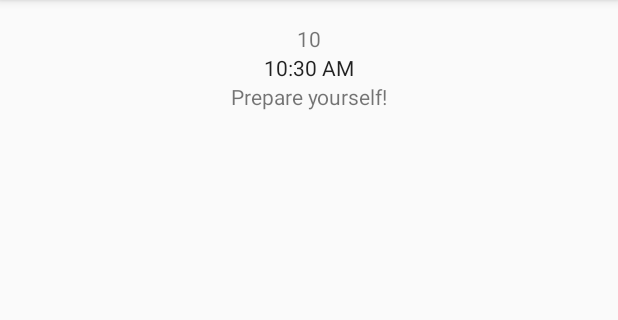
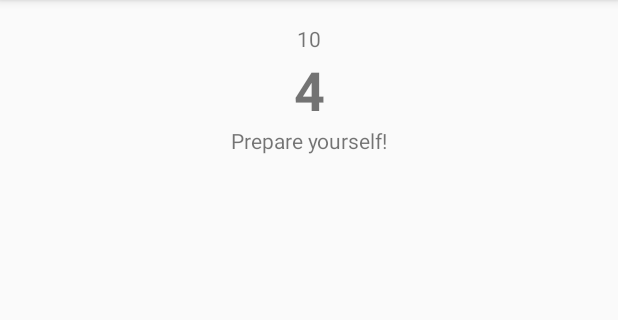
Before and after one commit to boind12/Circle-Timer, an Android app: the workout_quick screen opened directly, with no data from a screen before it, on a phone screen of 412 x 824 dp, the part 84-404 px from its top. Run offline under Robolectric (Android 15) with nearby library versions, the phone set to English and light mode, and no system bars; 3 statements that could not run were skipped.

Commit message:
Added Inititial Countdown

```diff
--- a/Circle-Timer/app/src/main/java/com/esser/circle_timer/workout_quick.java
+++ b/Circle-Timer/app/src/main/java/com/esser/circle_timer/workout_quick.java
@@ -1,16 +1,27 @@
 package com.esser.circle_timer;
 
 import android.content.Intent;
+import android.os.CountDownTimer;
 import android.support.v7.app.AppCompatActivity;
 import android.os.Bundle;
 import android.widget.TextView;
 
+import org.w3c.dom.Text;
+
 public class workout_quick extends AppCompatActivity {
+
+    //Declare Variables
+    private CountDownTimer Timer;
+    private TextView tV_CountDown;
+    private TextView tV_Message;
 
     @Override
     protected void onCreate(Bundle savedInstanceState) {
         super.onCreate(savedInstanceState);
         setContentView(R.layout.activity_workout_quick);
+
+        //Apply Variables
+        tV_CountDown=(TextView)findViewById(R.id.tV_CountDown);
 
         //Get Data from MainActivity
         int rounds=1, workinterval=1, pauseinterval=1;
@@ -19,5 +30,25 @@ public class workout_quick extends AppCompatActivity {
         rounds= main_Bundle.getInt("QUICK_ROUNDS");
         workinterval=main_Bundle.getInt("QUICK_WORKINTERVAL");
         pauseinterval=main_Bundle.getInt("QUICK_PAUSEINTERVAL");
+
+        //Start Timer
+        Timer = new CountDownTimer(5000,1000) {
+            @Override
+            public void onTick(long millisUntilFinished) {
+                tV_CountDown.setText("" + millisUntilFinished / 1000);
+            }
+
+            @Override
+            public void onFinish() {
+                working_out();
+            }
+        }.start();
+    }
+
+    public void working_out()
+    {
+        //Apply Variables
+        tV_Message=(TextView)findViewById(R.id.tV_Rounds);
+        tV_Message.setText(getResources().getString(R.string.tV_Message_Go));
     }
 }
--- a/Circle-Timer/app/src/main/res/layout/activity_workout_quick.xml
+++ b/Circle-Timer/app/src/main/res/layout/activity_workout_quick.xml
@@ -26,11 +26,14 @@
                 android:id="@+id/tV_Rounds"
                 android:textAlignment="center" />
 
-            <TextClock
+            <TextView
+                android:text="60"
                 android:layout_width="match_parent"
                 android:layout_height="wrap_content"
-                android:id="@+id/textClock"
-                android:textAlignment="center" />
+                android:id="@+id/tV_CountDown"
+                android:textAlignment="center"
+                android:textSize="36sp"
+                android:textStyle="normal|bold" />
 
             <TextView
                 android:text="@string/tV_Message_Prepare"
```
